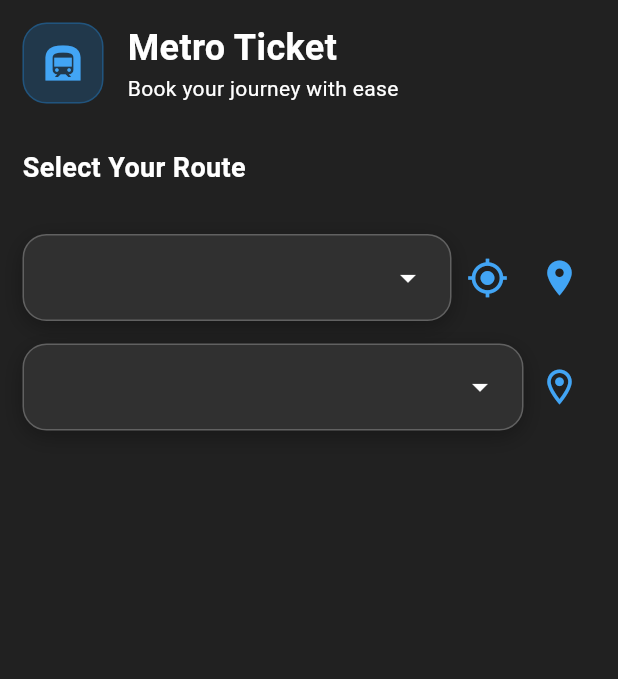
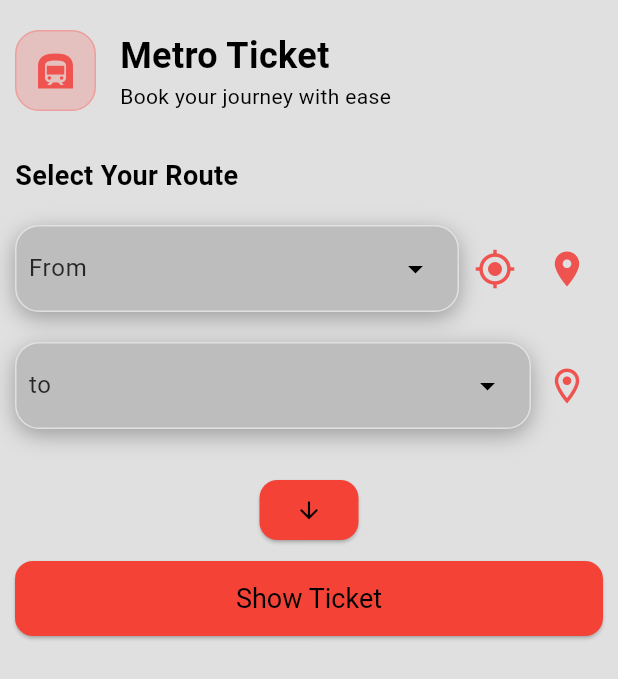
Before and after one commit to mohaaHeiba/Metro_Guide, a Flutter app: the screen it shows after launch, after a tap on "Get Started", on a phone screen of 412 x 824 dp. Shown: the top 679 px of the screen. Run offline on Flutter 3.47's test engine with Material 3 defaults, Android fonts, the phone set to English and light mode, and no system bars; our stand-ins replace get, get_storage.

Commit message:
done ui for homepage

```diff
--- a/lib/app.dart
+++ b/lib/app.dart
@@ -17,8 +17,9 @@ class MyApp extends StatelessWidget {
       theme: ThemeData(
         brightness: Brightness.light,
         colorScheme: ColorScheme.light(
-          primary: Colors.red,
-          secondary: Colors.redAccent,
+          primary: Colors.black,
+          onPrimaryContainer: Colors.red,
+          onSecondaryContainer: Colors.redAccent,
           outline: Colors.grey[300],
           primaryContainer: Colors.grey[400],
         ),
@@ -42,8 +43,9 @@ class MyApp extends StatelessWidget {
       darkTheme: ThemeData(
         brightness: Brightness.dark,
         colorScheme: ColorScheme.dark(
-          primary: Colors.blue,
-          secondary: Colors.blueAccent,
+          primary: Colors.white,
+          onPrimaryContainer: Colors.blue,
+          onSecondaryContainer: Colors.blueAccent,
           outline: Colors.grey[700],
           primaryContainer: Colors.grey[850],
         ),
@@ -64,7 +66,7 @@ class MyApp extends StatelessWidget {
         ),
         iconTheme: IconThemeData(color: Colors.blue[400], size: 28),
       ),
-      themeMode: ThemeMode.dark,
+      themeMode: ThemeMode.light,
       home: SafeArea(child: loginbefore ? HomePage() : WelcomePage()),
     );
   }
--- a/lib/presentation/pages/home/home_page.dart
+++ b/lib/presentation/pages/home/home_page.dart
@@ -1,23 +1,77 @@
 import 'package:flutter/material.dart';
+import 'package:get/get.dart';
+import 'package:metro_guide/presentation/widgets/home_widgets/card_widget.dart';
 import 'package:metro_guide/presentation/widgets/home_widgets/dropdown_widget.dart';
 import 'package:metro_guide/presentation/widgets/home_widgets/header_widget.dart';
+import 'package:metro_guide/presentation/widgets/home_widgets/textfield_widget.dart';
 
 class HomePage extends StatelessWidget {
-  const HomePage({super.key});
+  HomePage({super.key});
+  final cont1 = TextEditingController();
+  final cont2 = TextEditingController();
+
+  final isCardsAppear = false.obs;
+  final isSearch = false.obs;
+
+  final pickUp = ''.obs;
+  final pickDown = ''.obs;
 
   @override
   Widget build(BuildContext context) {
     return Scaffold(
-      body: Padding(
-        padding: const EdgeInsets.all(15.0),
-        child: Column(
-          spacing: 15,
-          children: [
-            headerWidget(context),
-            SizedBox(height: 1),
-            dropDown(Icon(Icons.location_on), context, true),
-            dropDown(Icon(Icons.location_on_outlined), context, false),
-          ],
+      body: SingleChildScrollView(
+        child: Padding(
+          padding: const EdgeInsets.all(10.0),
+          child: Column(
+            spacing: 10,
+            children: [
+              const SizedBox(),
+              headerWidget(context),
+              const SizedBox(),
+              dropDown("From", Icon(Icons.location_on), context, true),
+              const SizedBox(),
+
+              dropDown("to", Icon(Icons.location_on_outlined), context, false),
+              const SizedBox(),
+
+              Obx(
+                () => isSearch.value
+                    ? textFieldWidget(context)
+                    : const SizedBox(),
+              ),
+              ElevatedButton(
+                onPressed: () {
+                  isSearch.value = !isSearch.value;
+                },
+                child: Obx(
+                  () => Icon(
+                    isSearch.value ? Icons.arrow_upward : Icons.arrow_downward,
+                  ),
+                ),
+              ),
+
+              ElevatedButton(
+                onPressed: () {
+                  isCardsAppear.value = true;
+                },
+                style: ElevatedButton.styleFrom(
+                  minimumSize: Size(double.infinity, 50),
+                ),
+                child: Text(
+                  "Show Ticket",
+                  style: TextStyle(fontSize: 18, fontWeight: FontWeight.normal),
+                ),
+              ),
+              Obx(() {
+                return AnimatedSwitcher(
+                  duration: const Duration(milliseconds: 600),
+                  child: isCardsAppear.value
+                      ? Container(child: cardWidget(context))
+                      : const SizedBox(),
+                );
+              }),
+            ],
+          ),
         ),
       ),
     );
--- a/lib/presentation/widgets/home_widgets/dropdown_widget.dart
+++ b/lib/presentation/widgets/home_widgets/dropdown_widget.dart
@@ -1,7 +1,12 @@
 import 'package:flutter/material.dart';
 import 'package:flutter/widgets.dart';
 
-Widget dropDown(Icon icon, BuildContext context, bool appearIcon2) {
+Widget dropDown(
+  String label,
+  Icon icon,
+  BuildContext context,
+  bool appearIcon2,
+) {
   return SizedBox(
     child: Row(
       children: [
@@ -29,7 +34,16 @@ Widget dropDown(Icon icon, BuildContext context, bool appearIcon2) {
               menuHeight: 300,
               inputDecorationTheme: InputDecorationTheme(
                 border: InputBorder.none,
+                contentPadding: const EdgeInsetsGeometry.symmetric(
+                  horizontal: 8,
+                  vertical: 15,
+                ),
+                hintStyle: TextStyle(
+                  color: Theme.of(context).colorScheme.primary.withOpacity(0.8),
+                ),
               ),
+
+              hintText: label,
             ),
           ),
         ),
--- a/lib/presentation/widgets/home_widgets/header_widget.dart
+++ b/lib/presentation/widgets/home_widgets/header_widget.dart
@@ -9,10 +9,14 @@ Widget headerWidget(dynamic context) {
           Container(
             padding: const EdgeInsets.all(12),
             decoration: BoxDecoration(
-              color: Theme.of(context).colorScheme.primary.withOpacity(0.2),
+              color: Theme.of(
+                context,
+              ).colorScheme.onPrimaryContainer.withOpacity(0.2),
               borderRadius: BorderRadius.circular(16),
               border: Border.all(
-                color: Theme.of(context).colorScheme.primary.withOpacity(0.3),
+                color: Theme.of(
+                  context,
+                ).colorScheme.onSecondaryContainer.withOpacity(0.3),
                 width: 1,
               ),
             ),
```
Also changed, not shown: lib/presentation/pages/details/details_page.dart (added, +13 -0 lines), lib/presentation/widgets/home_widgets/card_widget.dart (added, +244 -0 lines), lib/presentation/widgets/home_widgets/textfield_widget.dart (added, +47 -0 lines).
